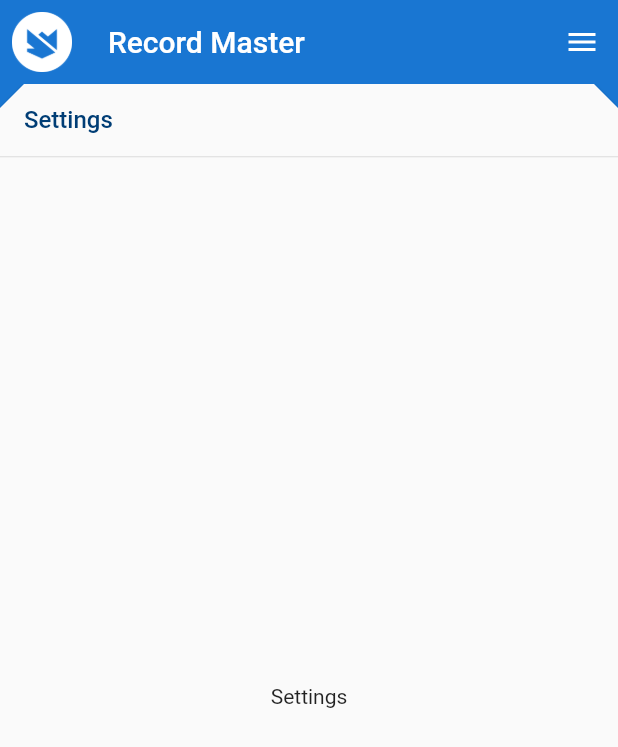
After one commit to david-legend/records_master, a Flutter app: the RootScreen screen opened by its route, after a tap on "Home", after a tap on "Settings", on a phone screen of 412 x 824 dp. The commit adds this screen. Shown: the top 747 px of the screen. Run offline on Flutter 3.47's test engine with Material 2 defaults, Android fonts, the phone set to English and light mode, and no system bars; our stand-ins replace rxdart.

Commit message:
Backdrop with Categories Implemented

```diff
--- a/lib/main.dart
+++ b/lib/main.dart
@@ -1,5 +1,6 @@
 import 'package:flutter/material.dart';
 import 'package:record_master/blocs/provider.dart';
+import 'package:record_master/ui/screens/root_screen.dart';
 import 'package:record_master/ui/screens/login_screen.dart';
 
 void main() => runApp(MyApp());
@@ -12,8 +13,13 @@ class MyApp extends StatelessWidget {
       child: MaterialApp(
         title: 'Records Master',
         debugShowCheckedModeBanner: false,
+        routes: <String, WidgetBuilder>{
+          '/login': (BuildContext context) => LoginScreen(),
+          '/home': (BuildContext context) => RootScreen(),
+        },
         theme: ThemeData(
           primarySwatch: Colors.blue,
+          primaryColor: Colors.blue[700],
         ),
         home: LoginScreen(),
       ),
--- /dev/null
+++ b/lib/ui/screens/backdrop.dart
@@ -0,0 +1,348 @@
+import 'dart:math' as math;
+
+import 'package:flutter/material.dart';
+import 'package:record_master/ui/screens/home_screen.dart';
+import 'package:record_master/ui/screens/settings.dart';
+
+const double _kFrontHeadingHeight = 32.0; // front layer beveled rectangle
+const double _kFrontClosedHeight = 92.0; // front layer height when closed
+const double _kBackAppBarHeight = 56.0; // back layer (options) appbar height
+
+final Animatable<BorderRadius> _kFrontHeadingBevelRadius = BorderRadiusTween(
+  begin: const BorderRadius.only(
+    topLeft: Radius.circular(12.0),
+    topRight: Radius.circular(12.0),
+  ),
+  end: const BorderRadius.only(
+    topLeft: Radius.circular(_kFrontHeadingHeight),
+    topRight: Radius.circular(_kFrontHeadingHeight),
+  ),
+);
+
+// This demo displays one Category at a time. The backdrop show a list
+// of all of the categories and the selected category is displayed
+// (CategoryView) on top of the backdrop.
+
+class Category {
+  Category({ this.title, this.view});
+  final String title;
+  final Widget view;
+  @override
+  String toString() => '$runtimeType("$title")';
+}
+
+ List<Category> allCategories = <Category>[
+  Category(
+    title: 'Home',
+    view: HomeScreen(),
+  ),
+  Category(
+    title: 'Settings',
+    view: SettingsScreen(),
+  ),
+  Category(
+    title: 'Account',
+    view: SettingsScreen(),
+  ),
+];
+
+class CategoryView extends StatelessWidget {
+  const CategoryView({ Key key, this.category }) : super(key: key);
+
+  final Category category;
+
+  @override
+  Widget build(BuildContext context) {
+    final ThemeData theme = Theme.of(context);
+    return Container(
+      key: PageStorageKey<Category>(category),
+      padding: const EdgeInsets.symmetric(
+        vertical: 0.0,
+        horizontal: 0.0,
+      ),
+      child: category.view
+    );
+  }
+}
+
+// One BackdropPanel is visible at a time. It's stacked on top of the
+// the BackdropDemo.
+class BackdropPanel extends StatelessWidget {
+  const BackdropPanel({
+    Key key,
+    this.onTap,
+    this.onVerticalDragUpdate,
+    this.onVerticalDragEnd,
+    this.title,
+    this.child,
+  }) : super(key: key);
+
+  final VoidCallback onTap;
+  final GestureDragUpdateCallback onVerticalDragUpdate;
+  final GestureDragEndCallback onVerticalDragEnd;
+  final Widget title;
+  final Widget child;
+
+  @override
+  Widget build(BuildContext context) {
+    final ThemeData theme = Theme.of(context);
+    return Material(
+      elevation: 2.0,
+      shape: BeveledRectangleBorder(
+        borderRadius: BorderRadius.only(
+          topLeft: Radius.circular(16.0),
+          topRight: Radius.circular(16.0),
+        ),
+      ),
+      child: Column(
+        crossAxisAlignment: CrossAxisAlignment.stretch,
+        children: <Widget>[
+          GestureDetector(
+            behavior: HitTestBehavior.opaque,
+            onVerticalDragUpdate: onVerticalDragUpdate,
+            onVerticalDragEnd: onVerticalDragEnd,
+            onTap: onTap,
+            child: Container(
+              height: 48.0,
+              padding: const EdgeInsetsDirectional.only(start: 16.0),
+              alignment: AlignmentDirectional.centerStart,
+              child: DefaultTextStyle(
+                style: theme.textTheme.subhead,
+                child: Tooltip(
+                  message: 'Tap to dismiss',
+                  child: title,
+                ),
+              ),
+            ),
+          ),
+          const Divider(height: 1.0),
+          Expanded(child: child),
+        ],
+      ),
+    );
+  }
+}
+
+// Cross fades between 'Select a Category' and 'Asset Viewer'.
+class BackdropTitle extends AnimatedWidget {
+  const BackdropTitle({
+    Key key,
+    Listenable listenable,
+  }) : super(key: key, listenable: listenable);
+
+  @override
+  Widget build(BuildContext context) {
+    final Animation<double> animation = listenable;
+    return DefaultTextStyle(
+      style: Theme.of(context).primaryTextTheme.title,
+      softWrap: false,
+      overflow: TextOverflow.ellipsis,
+      child: Stack(
+        children: <Widget>[
+          Opacity(
+            opacity: CurvedAnimation(
+              parent: ReverseAnimation(animation),
+              curve: const Interval(0.5, 1.0),
+            ).value,
+            child: const Text('Options'),
+          ),
+          Opacity(
+            opacity: CurvedAnimation(
+              parent: animation,
+              curve: const Interval(0.5, 1.0),
+            ).value,
+            child: const Text('Record Master'),
+          ),
+        ],
+      ),
+    );
+  }
+}
+
+// This widget is essentially the backdrop itself.
+class BackdropDemo extends StatefulWidget {
+  static const String routeName = '/material/backdrop';
+
+  @override
+  _BackdropDemoState createState() => _BackdropDemoState();
+}
+
+class _BackdropDemoState extends State<BackdropDemo> with SingleTickerProviderStateMixin {
+  final GlobalKey _backdropKey = GlobalKey(debugLabel: 'Backdrop');
+  AnimationController _controller;
+  Category _category = allCategories[0];
+
+  @override
+  void initState() {
+    super.initState();
+    _controller = AnimationController(
+      duration: const Duration(milliseconds: 300),
+      value: 1.0,
+      vsync: this,
+    );
+  }
+
+  @override
+  void dispose() {
+    _controller.dispose();
+    super.dispose();
+  }
+
+  void _changeCategory(Category category) {
+    setState(() {
+      _category = category;
+      _controller.fling(velocity: 2.0);
+    });
+  }
+
+  bool get _backdropPanelVisible {
+    final AnimationStatus status = _controller.status;
+    return status == AnimationStatus.completed || status == AnimationStatus.forward;
+  }
+
+  void _toggleBackdropPanelVisibility() {
+    _controller.fling(velocity: _backdropPanelVisible ? -2.0 : 2.0);
+  }
+
+  double get _backdropHeight {
+    final RenderBox renderBox = _backdropKey.currentContext.findRenderObject();
+    return renderBox.size.height;
+  }
+
+  // By design: the panel can only be opened with a swipe. To close the panel
+  // the user must either tap its heading or the backdrop's menu icon.
+
+  void _handleDragUpdate(DragUpdateDetails details) {
+    if (_controller.isAnimating || _controller.status == AnimationStatus.completed)
+      return;
+
+    _controller.value -= details.primaryDelta / (_backdropHeight ?? details.primaryDelta);
+  }
+
+  void _handleDragEnd(DragEndDetails details) {
+    if (_controller.isAnimating || _controller.status == AnimationStatus.completed)
+      return;
+
+    final double flingVelocity = details.velocity.pixelsPerSecond.dy / _backdropHeight;
+    if (flingVelocity < 0.0)
+      _controller.fling(velocity: math.max(2.0, -flingVelocity));
+    else if (flingVelocity > 0.0)
+      _controller.fling(velocity: math.min(-2.0, -flingVelocity));
+    else
+      _controller.fling(velocity: _controller.value < 0.5 ? -2.0 : 2.0);
+  }
+
+  // Stacks a BackdropPanel, which displays the selected category, on top
+  // of the backdrop. The categories are displayed with ListTiles. Just one
+  // can be selected at a time. This is a LayoutWidgetBuild function because
+  // we need to know how big the BackdropPanel will be to set up its
+  // animation.
+  Widget _buildStack(BuildContext context, BoxConstraints constraints) {
+    const double panelTitleHeight = 48.0;
+    final Size panelSize = constraints.biggest;
+    final double panelTop = panelSize.height - panelTitleHeight;
+
+    final Animation<RelativeRect> panelAnimation = _controller.drive(
+      RelativeRectTween(
+        begin: RelativeRect.fromLTRB(
+          0.0,
+          panelTop - MediaQuery.of(context).padding.bottom,
+          0.0,
+          panelTop - panelSize.height,
+        ),
+        end: const RelativeRect.fromLTRB(0.0, 0.0, 0.0, 0.0),
+      ),
+    );
+
+    final ThemeData theme = Theme.of(context);
+    final List<Widget> backdropItems = allCategories.map<Widget>((Category category) {
+      final bool selected = category == _category;
+      return Material(
+        shape: const RoundedRectangleBorder(
+          borderRadius: BorderRadius.all(Radius.circular(4.0)),
+        ),
+        color: selected
+            ? Colors.white.withOpacity(0.25)
+            : Colors.transparent,
+        child: ListTile(
+          title: Text(category.title),
+          selected: selected,
+          onTap: () {
+            _changeCategory(category);
+          },
+        ),
+      );
+    }).toList();
+
+    return Container(
+      key: _backdropKey,
+      color: theme.primaryColor,
+      child: Stack(
+        children: <Widget>[
+          ListTileTheme(
+            iconColor: theme.primaryIconTheme.color,
+            textColor: theme.primaryTextTheme.title.color.withOpacity(0.6),
+            selectedColor: theme.primaryTextTheme.title.color,
+            child: Padding(
+              padding: const EdgeInsets.symmetric(horizontal: 16.0),
+              child: Column(
+                crossAxisAlignment: CrossAxisAlignment.stretch,
+                children: backdropItems,
+              ),
+            ),
+          ),
+          PositionedTransition(
+            rect: panelAnimation,
+            child: BackdropPanel(
+              onTap: _toggleBackdropPanelVisibility,
+              onVerticalDragUpdate: _handleDragUpdate,
+              onVerticalDragEnd: _handleDragEnd,
+              title: Text(
+                _category.title,
+                style: TextStyle(
+                  fontWeight: FontWeight.w500,
+                  color: Color(0xFF003D75)
+                ),
+              ),
+              child: CategoryView(category: _category),
+            ),
+          ),
+        ],
+      ),
+    );
+  }
+
+  @override
+  Widget build(BuildContext context) {
+    return Scaffold(
+      appBar: AppBar(
+        elevation: 0.0,
+        title: BackdropTitle(
+          listenable: _controller.view,
+        ),
+        leading: Padding(
+          padding: const EdgeInsets.all(8.0),
+          child: Image.asset(
+            'assets/images/logo_round.png',
+            color: Colors.white,
+            width: 30.0,
+            height: 30.0,
+          ),
+        ),
+        actions: <Widget>[
+          IconButton(
+            onPressed: _toggleBackdropPanelVisibility,
+            icon: AnimatedIcon(
+              icon: AnimatedIcons.close_menu,
+              semanticLabel: 'close',
+              progress: _controller.view,
+            ),
+          ),
+        ],
+      ),
+      body: LayoutBuilder(
+        builder: _buildStack,
+      ),
+    );
+  }
+}
--- a/lib/ui/screens/home_screen.dart
+++ b/lib/ui/screens/home_screen.dart
@@ -1,17 +1,76 @@
 import 'package:flutter/material.dart';
 
-class HomeScreen extends StatefulWidget {
-  @override
-  _HomeScreenState createState() => _HomeScreenState();
-}
+class HomeScreen extends StatelessWidget {
 
-class _HomeScreenState extends State<HomeScreen> {
+  List<Action> allActions = [
+    Action(
+      title: 'Check In',
+      icon: Icons.add
+    ),
+    Action(
+        title: 'Check Out',
+        icon: Icons.phone_iphone
+    ),
+    Action(
+        title: 'Scan',
+        icon: Icons.scanner
+    ),
+    Action(
+        title: 'Media',
+        icon: Icons.map
+    ),
+  ];
+
   @override
   Widget build(BuildContext context) {
-    return Scaffold(
-      body: Center(
-        child: Text('Login'),
-      ),
+    final ThemeData theme = Theme.of(context);
+
+    return GridView.count(
+      // Create a grid with 2 columns.
+      crossAxisCount: 2,
+      // Generate 100 Widgets that display their index in the List
+      children: List.generate(allActions.length, (index) {
+        return RawMaterialButton(
+          padding: EdgeInsets.zero,
+          splashColor: theme.primaryColor.withOpacity(0.12),
+          highlightColor: Colors.transparent,
+          onPressed:(){},
+          child: Column(
+            mainAxisAlignment: MainAxisAlignment.end,
+            crossAxisAlignment: CrossAxisAlignment.center,
+            children: <Widget>[
+              Padding(
+                padding: const EdgeInsets.all(6.0),
+                child: Icon(
+                  allActions[index].icon,
+                  size: 80.0,
+                  color: Color(0xFF003D75),
+                ),
+              ),
+              const SizedBox(height: 10.0),
+              Container(
+                height: 48.0,
+                alignment: Alignment.center,
+                child: Text(
+                  allActions[index].title,
+                  textAlign: TextAlign.center,
+                  style: theme.textTheme.subhead.copyWith(
+                    fontFamily: 'PT_Sans',
+                    color: Color(0xFF003D75),
+                  ),
+                ),
+              ),
+            ],
+          ),
+        );
+      }),
     );
   }
 }
+
+class Action {
+  final String title;
+  final IconData icon;
+
+  Action({this.title, this.icon});
+}
--- a/lib/ui/screens/login_screen.dart
+++ b/lib/ui/screens/login_screen.dart
@@ -56,9 +56,8 @@ class _LoginScreenState extends State<LoginScreen> {
       stream: bloc.email,
       onChanged: bloc.emailChanged,
       inputType: TextInputType.emailAddress,
-      hint: "you@example.com",
+      hint: "youremail@example.com",
       label: "EMAIL",
-//      fontSize: 22.0,
       textColor: theme_color,
     );
   }
@@ -68,7 +67,7 @@ class _LoginScreenState extends State<LoginScreen> {
       stream: bloc.password,
       onChanged: bloc.passwordChanged,
       obscureText: true,
-      hint: "your password",
+      hint: "password",
       label: "PASSWORD",
 //      fontSize: 22.0,
       textColor: theme_color,
@@ -82,7 +81,7 @@ class _LoginScreenState extends State<LoginScreen> {
       elevation: 4.0,
       buttonColor: theme_color,
       splashColor: Colors.blue[200],
-      onPressed: bloc.submit,
+      onPressed: navigateToHomeScreen,
       textColor: Colors.white,
       title: "S I G N  I N",
     );
@@ -144,11 +143,14 @@ class _LoginScreenState extends State<LoginScreen> {
             child: ListView(
               children: <Widget>[
                 MainScreen(context, bloc),
-//                loginCard(emailField(bloc), passwordField(bloc), submitButton(bloc))
               ],
             )
         ),
       ),
     );
   }
+
+  navigateToHomeScreen() {
+    Navigator.of(context).pushNamed("/home");
+  }
 }
--- /dev/null
+++ b/lib/ui/screens/root_screen.dart
@@ -0,0 +1,16 @@
+import 'package:flutter/material.dart';
+import 'package:record_master/ui/screens/backdrop.dart';
+
+class RootScreen extends StatefulWidget {
+  @override
+  _RootScreenState createState() => _RootScreenState();
+}
+
+class _RootScreenState extends State<RootScreen> {
+  @override
+  Widget build(BuildContext context) {
+    return Scaffold(
+      body: BackdropDemo(),
+    );
+  }
+}
--- /dev/null
+++ b/lib/ui/screens/settings.dart
@@ -0,0 +1,17 @@
+import 'package:flutter/material.dart';
+
+class SettingsScreen extends StatefulWidget {
+  @override
+  _SettingsScreenState createState() => _SettingsScreenState();
+}
+
+class _SettingsScreenState extends State<SettingsScreen> {
+  @override
+  Widget build(BuildContext context) {
+    return Container(
+      child: Center(
+        child: Text('Settings'),
+      ),
+    );
+  }
+}
--- a/pubspec.yaml
+++ b/pubspec.yaml
@@ -36,10 +36,9 @@ dev_dependencies:
 # The following section is specific to Flutter.
 flutter:
   assets:
-      - assets/images/logo.png
-      - assets/images/logo_small.png
-      - assets/images/logo_small_round.png
       - assets/images/logo_round.png
+
+
   # The following line ensures that the Material Icons font is
   # included with your application, so that you can use the icons in
   # the material Icons class.
```
Also changed, not shown: lib/ui/theme.dart (added).
